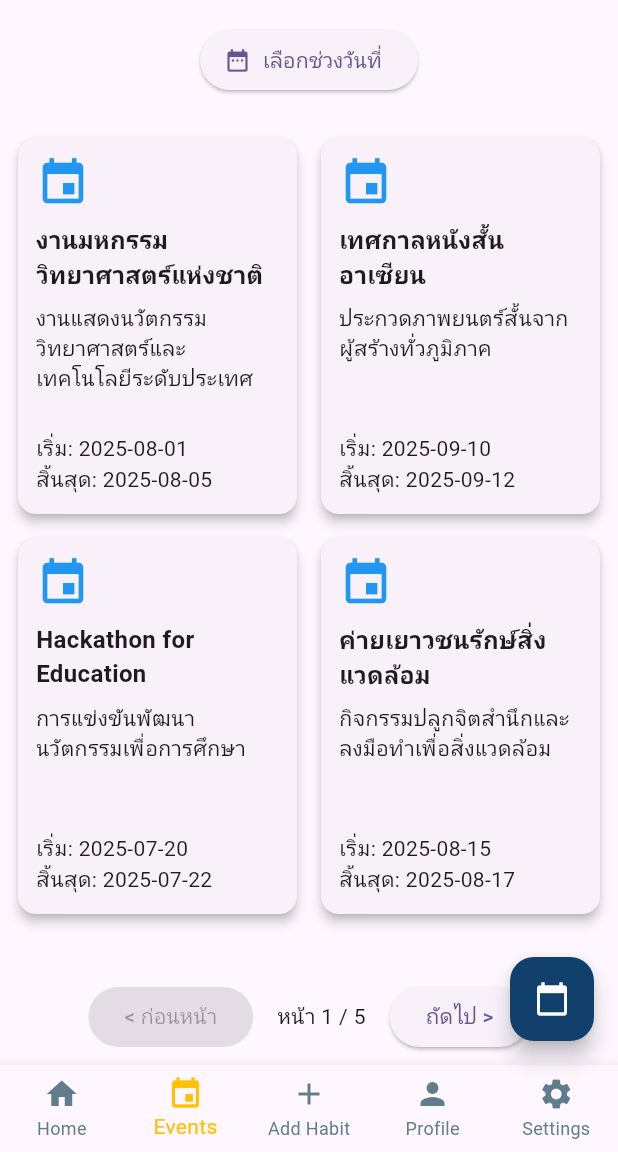
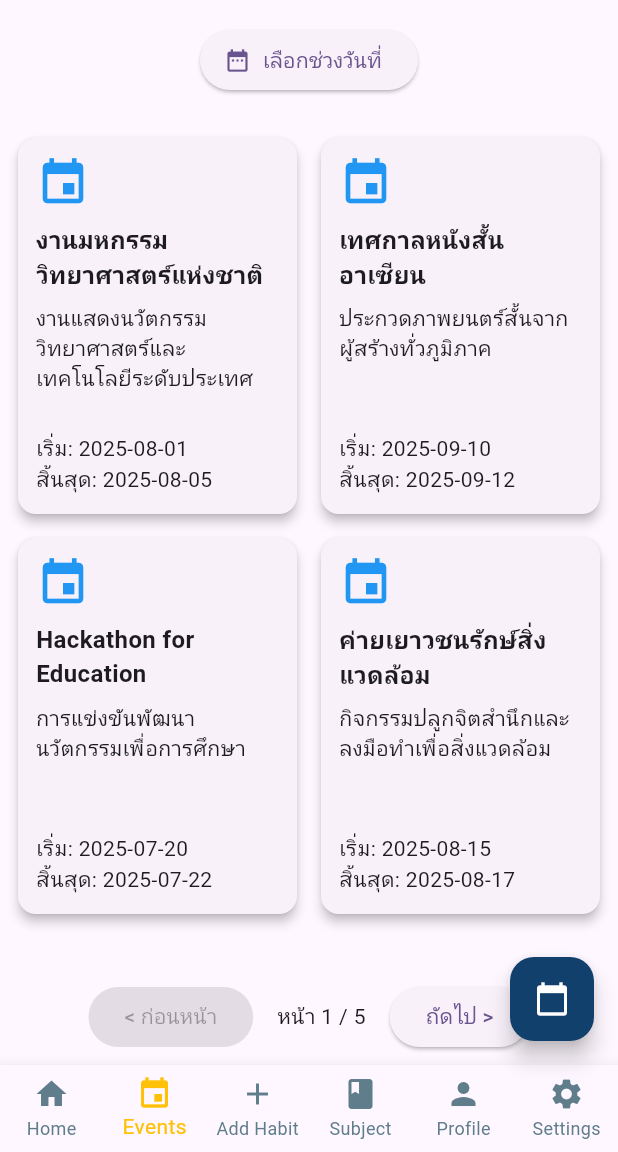
Before and after one commit to krahyor/campus_life_hub01, a Flutter app: the MainHomeScreen screen opened directly, item 2 of the bottom bar chosen, on a phone screen of 412 x 824 dp, the part 84-1236 px from its top. Run offline on Flutter 3.47's test engine with Material 3 defaults, Android fonts, the phone set to English and light mode, and no system bars; our stand-ins replace firebase_auth, firebase_core, flutter_screenutil, google_fonts, shared_preferences; accounts and stored records are empty; network calls fail; Roboto replaces fonts that are missing (Prompt).

Commit message:
✨ feat:add page take subject

```diff
--- /dev/null
+++ b/lib/models/subject.dart
@@ -0,0 +1,34 @@
+class Subject {
+  final String subjectId;
+  final String subject;
+  final String teacher;
+  final String day;
+  final String startTime;
+  final String endTime;
+  final String room;
+  final int credit;
+
+  Subject({
+    required this.subjectId,
+    required this.subject,
+    required this.teacher,
+    required this.day,
+    required this.startTime,
+    required this.endTime,
+    required this.room,
+    required this.credit,
+  });
+
+  factory Subject.fromJson(Map<String, dynamic> json) {
+    return Subject(
+      subjectId: json['subject_id'],
+      subject: json['subject'],
+      teacher: json['teacher'],
+      day: json['day'],
+      startTime: json['start_time'],
+      endTime: json['end_time'],
+      room: json['room'],
+      credit: json['credit'],
+    );
+  }
+}
--- /dev/null
+++ b/lib/ui/providers/subject_provider.dart
@@ -0,0 +1,32 @@
+import 'dart:convert';
+import 'package:flutter/material.dart';
+import 'package:flutter/services.dart';
+import '../../models/subject.dart';
+
+class SubjectProvider with ChangeNotifier {
+  List<Subject> _subjects = [];
+  final List<String> _registeredSubjectIds = [];
+
+  List<Subject> get subjects => _subjects;
+  List<String> get registeredSubjectIds => _registeredSubjectIds;
+
+  Future<void> loadSubjects() async {
+    final String jsonString = await rootBundle.loadString(
+      'assets/mock_subjects/mock_subjects.json',
+    );
+    final List<dynamic> jsonData = json.decode(jsonString);
+    _subjects = jsonData.map((e) => Subject.fromJson(e)).toList();
+    notifyListeners();
+  }
+
+  void registerSubject(String subjectId) {
+    if (!_registeredSubjectIds.contains(subjectId)) {
+      _registeredSubjectIds.add(subjectId);
+      notifyListeners();
+    }
+  }
+
+  bool isRegistered(String subjectId) {
+    return _registeredSubjectIds.contains(subjectId);
+  }
+}
--- a/lib/ui/screens/main_screen/main_screen.dart
+++ b/lib/ui/screens/main_screen/main_screen.dart
@@ -5,6 +5,8 @@ import '../home_screen/home_screen.dart';
 import '../profile_screen/profile_screen.dart';
 import '../setting_screen/setting_screen.dart';
 import '../schedule_screen/schedule_screen.dart';
+import '../subject_screen/subject_screen.dart';
+import '../subject_screen/take_subject_screen.dart';
 
 class MainHomeScreen extends StatefulWidget {
   @override
@@ -18,8 +20,10 @@ class _MainHomeScreenState extends State<MainHomeScreen> {
     HomeScreen(),
     EventsScreen(),
     Center(child: Text('Add Habit', style: TextStyle(fontSize: 24))),
+    SubjectScreen(),
     ProfileScreen(),
     SettingsScreen(),
+    TakeSubjectScreen(),
   ];
 
   void _onItemTapped(int index) {
@@ -47,6 +51,7 @@ class _MainHomeScreenState extends State<MainHomeScreen> {
           BottomNavigationBarItem(icon: Icon(Icons.home), label: 'Home'),
           BottomNavigationBarItem(icon: Icon(Icons.event), label: 'Events'),
           BottomNavigationBarItem(icon: Icon(Icons.add), label: 'Add Habit'),
+          BottomNavigationBarItem(icon: Icon(Icons.book), label: "Subject"),
           BottomNavigationBarItem(icon: Icon(Icons.person), label: 'Profile'),
           BottomNavigationBarItem(
             icon: Icon(Icons.settings),
--- a/pubspec.yaml
+++ b/pubspec.yaml
@@ -17,6 +17,7 @@ dependencies:
   firebase_database: ^11.3.10
   flutter_screenutil: ^5.9.0
   google_fonts: ^6.2.1
+  provider: ^6.1.1
 
 dev_dependencies:
   flutter_test:
@@ -32,3 +33,4 @@ flutter:
     - assets/onboarding3.png
     - assets/mock_events/mock_events.json
     - assets/mock_schedule/schedule.json
+    - assets/mock_subjects/mock_subjects.json
```
Also changed, not shown: assets/mock_subjects/mock_subjects.json (added, +112 -0 lines), lib/main.dart (+13 -6 lines), lib/ui/screens/subject_screen/subject_screen.dart (added, +26 -0 lines), lib/ui/screens/subject_screen/take_subject_screen.dart (added, +69 -0 lines), lib/core/router.dart (deleted), pubspec.lock.
